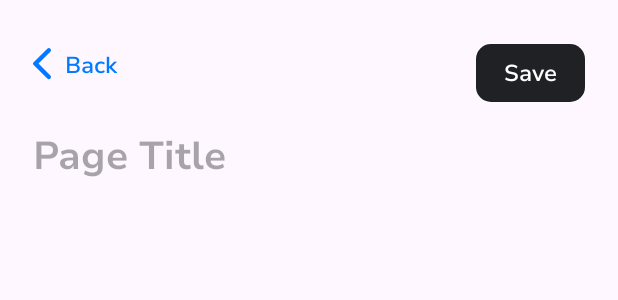
After one commit to zeus-bigzero/Note-T3H, an Android app: the layout fragment_detail.xml on its own in the app's theme, with its tools: preview values and no code run, on a phone screen of 412 x 824 dp. The commit adds this screen. Shown: the top 300 px of the screen. Run offline under Robolectric (Android 15) with nearby library versions, the phone set to English and light mode, and no system bars.

Commit message:
update listener and detail fragment

```diff
--- /dev/null
+++ b/app/src/main/java/edu/t3h/note/DetailFragment.kt
@@ -0,0 +1,31 @@
+package edu.t3h.note
+
+import android.os.Bundle
+import android.view.LayoutInflater
+import android.view.View
+import android.view.ViewGroup
+import androidx.fragment.app.Fragment
+import edu.t3h.note.databinding.FragmentDetailBinding
+import edu.t3h.note.model.Note
+
+class DetailFragment(private val note: Note) : Fragment() {
+    private var _binding: FragmentDetailBinding? = null
+    private val binding get() = requireNotNull(_binding)
+
+    override fun onCreateView(
+        inflater: LayoutInflater, container: ViewGroup?, savedInstanceState: Bundle?
+    ): View {
+        _binding = FragmentDetailBinding.inflate(inflater, container, false)
+        binding.pageContent.setText(note.content)
+        binding.pageTitle.setText(note.title)
+        binding.btnBack.setOnClickListener {
+            parentFragmentManager.popBackStack("Note", 1)
+        }
+        return binding.root
+    }
+
+    override fun onDestroy() {
+        super.onDestroy()
+        _binding = null
+    }
+}
--- a/app/src/main/java/edu/t3h/note/HomeFragment.kt
+++ b/app/src/main/java/edu/t3h/note/HomeFragment.kt
@@ -26,6 +26,7 @@ class HomeFragment : Fragment() {
         childFragmentManager.beginTransaction()
             .replace(R.id.container, NotesFragment())
             .commit()
+
 
         binding.bottomNavigation.setOnItemSelectedListener {
             when (it.itemId) {
--- a/app/src/main/java/edu/t3h/note/NotesFragment.kt
+++ b/app/src/main/java/edu/t3h/note/NotesFragment.kt
@@ -15,13 +15,15 @@ class NotesFragment : Fragment() {
 
     private var _binding: FragmentNotesBinding? = null
     private val binding: FragmentNotesBinding get() = requireNotNull(_binding)
-
     private val notes = arrayListOf<Note>()
     private val adapter: NotesAdapter by lazy {
         NotesAdapter(notes, object : OnNoteClickListener {
             override fun onNoteClick(note: Note) {
-                Toast.makeText(binding.root.context, "OnClick: ${note.title}", Toast.LENGTH_SHORT)
-                    .show()
+                parentFragmentManager
+                    .beginTransaction()
+                    .replace(R.id.container, DetailFragment(note), "Detail")
+                    .addToBackStack("Note")
+                    .commit()
             }
 
             override fun onNoteLongClick(note: Note) {
@@ -164,4 +166,9 @@ class NotesFragment : Fragment() {
 //            }
 //        }
 //    }
+
+    override fun onDestroy() {
+        super.onDestroy()
+        _binding = null
+    }
 }
--- a/app/src/main/java/edu/t3h/note/TutorialFragment.kt
+++ b/app/src/main/java/edu/t3h/note/TutorialFragment.kt
@@ -26,8 +26,6 @@ class TutorialFragment : Fragment() {
 
     override fun onViewCreated(view: View, savedInstanceState: Bundle?) {
         super.onViewCreated(view, savedInstanceState)
-
-
         with(binding.viewPager) {
             adapter = TutorialAdapter()
             offscreenPageLimit = 2
--- /dev/null
+++ b/app/src/main/res/layout/fragment_detail.xml
@@ -0,0 +1,73 @@
+<?xml version="1.0" encoding="utf-8"?>
+<androidx.constraintlayout.widget.ConstraintLayout xmlns:android="http://schemas.android.com/apk/res/android"
+    xmlns:app="http://schemas.android.com/apk/res-auto"
+    android:layout_width="match_parent"
+    android:layout_height="match_parent"
+    android:padding="22dp">
+
+    <ImageView
+        android:id="@+id/btn_back"
+        android:layout_width="wrap_content"
+        android:layout_height="wrap_content"
+        android:layout_marginTop="10dp"
+        android:src="@drawable/ic_back"
+        app:layout_constraintStart_toStartOf="parent"
+        app:layout_constraintTop_toTopOf="parent" />
+
+    <TextView
+        android:id="@+id/back_txt"
+        android:layout_width="wrap_content"
+        android:layout_height="wrap_content"
+        android:layout_marginStart="9dp"
+        android:fontFamily="@font/nunitosans_semibold"
+        android:text="Back"
+        android:textColor="#007AFF"
+        android:textSize="15sp"
+        app:layout_constraintStart_toEndOf="@id/btn_back"
+        app:layout_constraintTop_toTopOf="@id/btn_back" />
+
+    <TextView
+        android:id="@+id/btn_save"
+        android:layout_width="wrap_content"
+        android:layout_height="wrap_content"
+        android:layout_marginTop="7dp"
+        android:background="@drawable/rectangle6"
+        android:fontFamily="@font/nunitosans_semibold"
+        android:text="Save"
+        android:textColor="@color/white"
+        android:textSize="15sp"
+        app:layout_constraintEnd_toEndOf="parent"
+        app:layout_constraintTop_toTopOf="parent" />
+
+    <EditText
+        android:id="@+id/pageTitle"
+        android:layout_width="match_parent"
+        android:layout_height="wrap_content"
+        android:layout_marginTop="30dp"
+        android:background="@null"
+        android:ellipsize="end"
+        android:fontFamily="@font/nunitosans_bold"
+        android:hint="Page Title"
+        android:inputType="text"
+        android:maxLines="1"
+        android:textColor="#1C2121"
+        android:textSize="26sp"
+        app:layout_constraintEnd_toEndOf="parent"
+        app:layout_constraintStart_toStartOf="parent"
+        app:layout_constraintTop_toBottomOf="@id/back_txt" />
+
+    <EditText
+        android:id="@+id/pageContent"
+        android:layout_width="match_parent"
+        android:layout_height="0dp"
+        android:layout_marginTop="20dp"
+        android:background="@null"
+        android:ellipsize="end"
+        android:fontFamily="@font/nunitosans_regular"
+        android:inputType="textMultiLine"
+        android:maxLines="10000000"
+        android:textColor="#1C2121"
+        android:textSize="20sp"
+        app:layout_constraintTop_toBottomOf="@id/pageTitle" />
+
+</androidx.constraintlayout.widget.ConstraintLayout>
```
